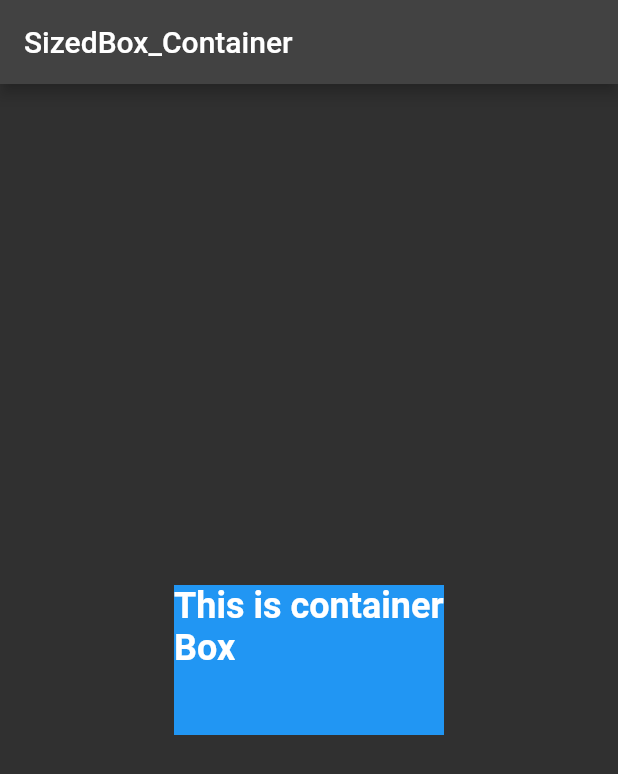
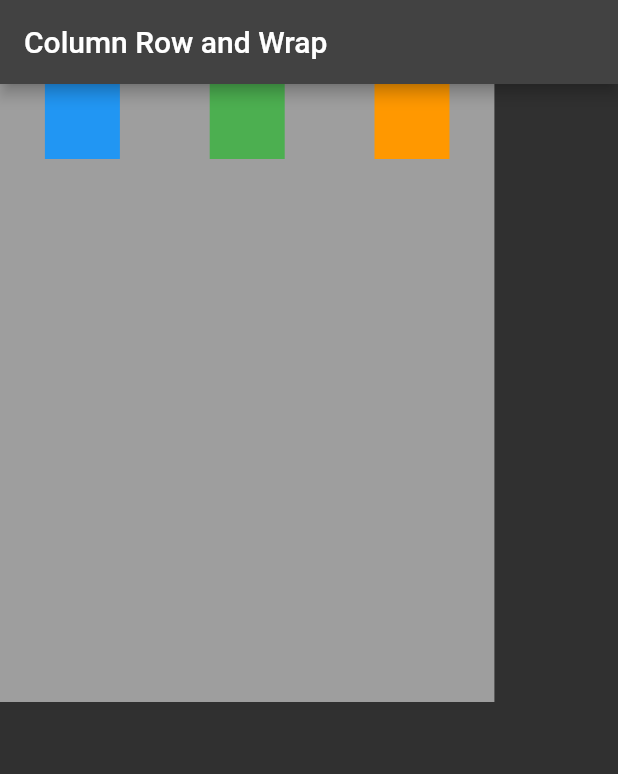
Before and after one commit to Muhammad-Bilal12/flutter30concept, a Flutter app: the screen it shows after launch, on a phone screen of 412 x 824 dp. Shown: the top 774 px of the screen. Run offline on Flutter 3.47's test engine with Material 2 defaults, Android fonts, the phone set to English and light mode, and no system bars.

Commit message:
concept Rows And Columns And Wrap

```diff
--- /dev/null
+++ b/lib/concept_topics/row_col_wrap.dart
@@ -0,0 +1,90 @@
+import 'package:flutter/material.dart';
+
+class RowCol extends StatelessWidget {
+  const RowCol({Key? key}) : super(key: key);
+
+  @override
+  Widget build(BuildContext context) {
+    var w = MediaQuery.of(context).size.width;
+    var h = MediaQuery.of(context).size.height;
+
+    return Scaffold(
+      appBar: AppBar(
+        title: const Text("Column Row and Wrap"),
+      ),
+      body: Container(
+        color: Colors.grey,
+        height: h * 0.5,
+        width: w * 0.8,
+        child: myRow(),
+      ),
+    );
+  }
+}
+
+Widget myCol() {
+  return Column(
+    crossAxisAlignment: CrossAxisAlignment.center,
+    children: [
+      Container(
+        height: 50,
+        width: 50,
+        color: Colors.blue,
+      ),
+      Container(
+        height: 50,
+        width: 50,
+        color: Colors.green,
+      ),
+      Container(
+        height: 50,
+        width: 50,
+        color: Colors.orange,
+      ),
+      Container(
+        height: 50,
+        width: 50,
+        color: Colors.pink,
+      ),
+      Container(
+        height: 50,
+        width: 50,
+        color: Colors.purple,
+      ),
+      Container(
+        height: 50,
+        width: 50,
+        color: Colors.amber,
+      ),
+      Container(
+        height: 50,
+        width: 50,
+        color: Colors.cyanAccent,
+      ),
+    ],
+  );
+}
+
+Widget myRow() {
+  return Row(
+    mainAxisAlignment: MainAxisAlignment.spaceAround,
+    crossAxisAlignment: CrossAxisAlignment.start,
+    children: [
+      Container(
+        height: 50,
+        width: 50,
+        color: Colors.blue,
+      ),
+      Container(
+        height: 50,
+        width: 50,
+        color: Colors.green,
+      ),
+      Container(
+        height: 50,
+        width: 50,
+        color: Colors.orange,
+      ),
+    ],
+  );
+}
--- a/lib/main.dart
+++ b/lib/main.dart
@@ -1,4 +1,5 @@
 import 'package:flutter/material.dart';
+import 'package:flutter_crash_course/concept_topics/row_col_wrap.dart';
 import 'package:flutter_crash_course/concept_topics/sized_container.dart';
 
 void main() {
@@ -16,7 +17,7 @@ class MyApp extends StatelessWidget {
         primarySwatch: Colors.lightBlue,
         brightness: Brightness.dark,
       ),
-      home: const SizedBox_Container(),
+      home: const RowCol(),
     );
   }
 }
```
